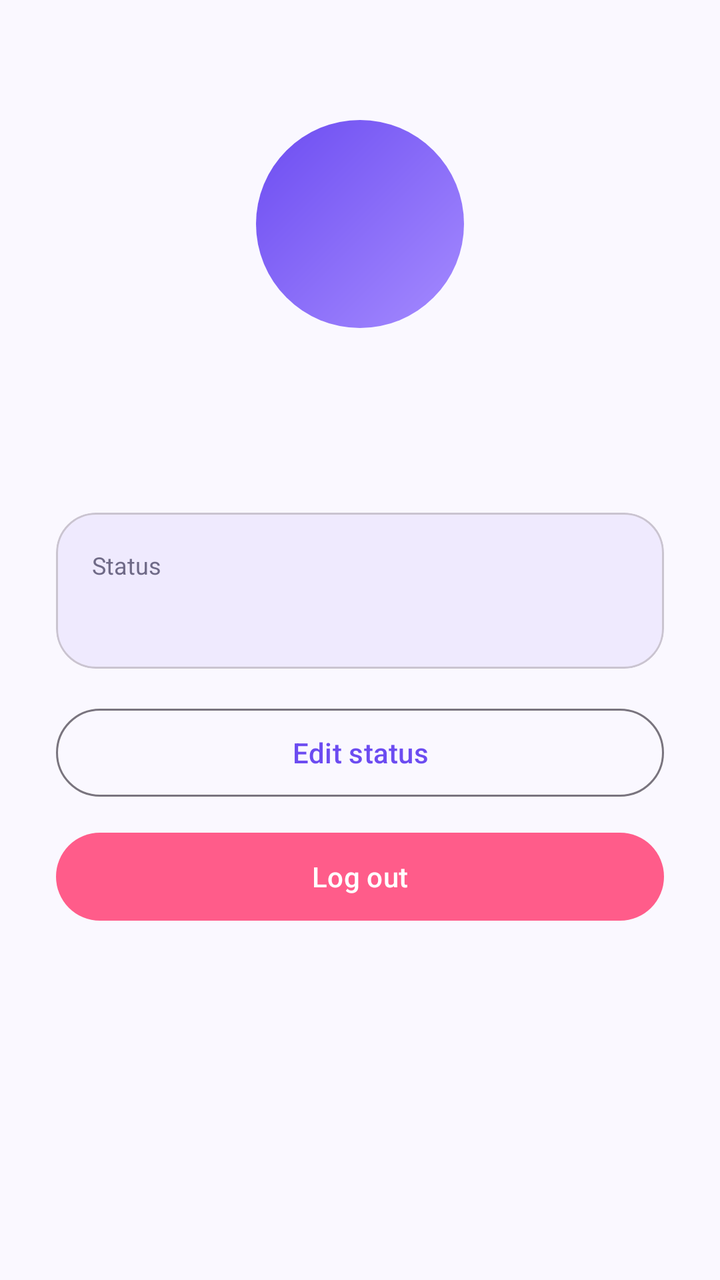
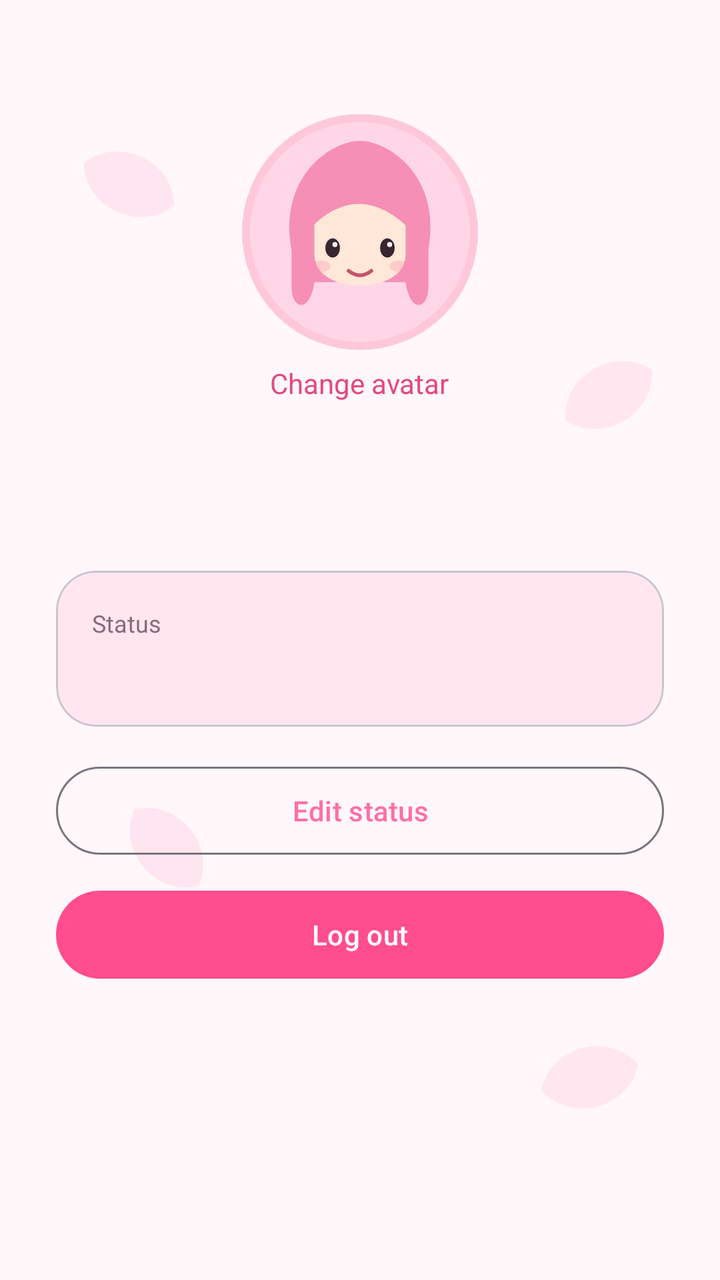

Compare the two renders of this Android layout. The source of the first and the diff that turns it into the second are given below.
<!-- AndroidManifest.xml: application theme Theme.PulseChat -->
<!-- res/layout/fragment_profile.xml -->
<?xml version="1.0" encoding="utf-8"?>
<LinearLayout xmlns:android="http://schemas.android.com/apk/res/android"
    xmlns:app="http://schemas.android.com/apk/res-auto"
    android:layout_width="match_parent" android:layout_height="match_parent"
    android:orientation="vertical" android:gravity="center_horizontal" android:padding="28dp">

    <TextView android:id="@+id/tvAvatar" android:layout_width="104dp" android:layout_height="104dp"
        android:layout_marginTop="32dp" android:background="@drawable/bg_avatar"
        android:gravity="center" android:textColor="@color/white"
        android:textSize="40sp" android:textStyle="bold" />
    <TextView android:id="@+id/tvName" android:layout_width="wrap_content"
        android:layout_height="wrap_content" android:layout_marginTop="16dp"
        android:textColor="@color/text_primary" android:textSize="22sp" android:textStyle="bold" />
    <TextView android:id="@+id/tvEmail" android:layout_width="wrap_content"
        android:layout_height="wrap_content" android:textColor="@color/text_secondary" />

    <com.google.android.material.card.MaterialCardView
        android:layout_width="match_parent" android:layout_height="wrap_content"
        android:layout_marginTop="28dp" app:cardCornerRadius="20dp" app:cardElevation="0dp"
        app:cardBackgroundColor="@color/lavender">
        <LinearLayout android:layout_width="match_parent" android:layout_height="wrap_content"
            android:orientation="vertical" android:padding="18dp">
            <TextView android:layout_width="wrap_content" android:layout_height="wrap_content"
                android:text="Status" android:textColor="@color/text_secondary" android:textSize="12sp" />
            <TextView android:id="@+id/tvStatus" android:layout_width="wrap_content"
                android:layout_height="wrap_content" android:layout_marginTop="4dp"
                android:textColor="@color/text_primary" android:textSize="16sp" />
        </LinearLayout>
    </com.google.android.material.card.MaterialCardView>

    <com.google.android.material.button.MaterialButton android:id="@+id/btnEditStatus"
        style="@style/Widget.Material3.Button.OutlinedButton"
        android:layout_width="match_parent" android:layout_height="52dp"
        android:layout_marginTop="16dp" android:text="Edit status" app:cornerRadius="26dp" />

    <com.google.android.material.button.MaterialButton android:id="@+id/btnLogout"
        android:layout_width="match_parent" android:layout_height="52dp"
        android:layout_marginTop="10dp" android:text="Log out"
        app:backgroundTint="@color/badge" app:cornerRadius="26dp" />
</LinearLayout>
<!-- resources referenced by this layout -->
<resources>
  <color name="badge">#FF5C8A</color>
  <color name="lavender">#EFEAFE</color>
  <color name="text_primary">#1F1B2E</color>
  <color name="text_secondary">#6F6A87</color>
  <!-- drawable bg_avatar (drawable) -->
  <shape xmlns:android="http://schemas.android.com/apk/res/android" android:shape="oval">
      <gradient android:angle="135" android:startColor="#A58BFF" android:endColor="#6C4CF1" />
  </shape>
  <style name="Theme.PulseChat" parent="Theme.Material3.Light.NoActionBar">
          <item name="colorPrimary">@color/violet</item>
          <item name="colorOnPrimary">@color/white</item>
          <item name="colorPrimaryContainer">@color/lavender</item>
          <item name="colorSurface">@color/white</item>
          <item name="android:windowBackground">@color/bg</item>
          <item name="android:statusBarColor">@color/bg</item>
          <item name="android:windowLightStatusBar">true</item>
      </style>
  <color name="violet">#6C4CF1</color>
  <color name="bg">#FAF8FF</color>
  <!-- unchanged entries left out for length: 1 -->
</resources>

<!-- the commit's change to res/layout/fragment_profile.xml (unified diff, before → after) -->
@@ -1,22 +1,27 @@
 <?xml version="1.0" encoding="utf-8"?>
-<LinearLayout xmlns:android="http://schemas.android.com/apk/res/android"
-    xmlns:app="http://schemas.android.com/apk/res-auto"
+<LinearLayout xmlns:android="http://schemas.android.com/apk/res/android" xmlns:app="http://schemas.android.com/apk/res-auto"
     android:layout_width="match_parent" android:layout_height="match_parent"
-    android:orientation="vertical" android:gravity="center_horizontal" android:padding="28dp">
+    android:background="@drawable/bg_petals" android:orientation="vertical"
+    android:gravity="center_horizontal" android:padding="28dp">
 
-    <TextView android:id="@+id/tvAvatar" android:layout_width="104dp" android:layout_height="104dp"
-        android:layout_marginTop="32dp" android:background="@drawable/bg_avatar"
-        android:gravity="center" android:textColor="@color/white"
-        android:textSize="40sp" android:textStyle="bold" />
+    <com.google.android.material.imageview.ShapeableImageView android:id="@+id/ivAvatar"
+        android:layout_width="120dp" android:layout_height="120dp"
+        android:layout_marginTop="28dp" android:padding="3dp" android:scaleType="centerCrop"
+        android:src="@drawable/avatar_0" app:shapeAppearanceOverlay="@style/CircleImage"
+        app:strokeColor="@color/lavender_mid" app:strokeWidth="4dp" />
+    <TextView android:id="@+id/tvChange" android:layout_width="wrap_content"
+        android:layout_height="wrap_content" android:padding="6dp"
+        android:text="Change avatar" android:textColor="@color/violet_dark" />
+
     <TextView android:id="@+id/tvName" android:layout_width="wrap_content"
-        android:layout_height="wrap_content" android:layout_marginTop="16dp"
+        android:layout_height="wrap_content" android:layout_marginTop="6dp"
         android:textColor="@color/text_primary" android:textSize="22sp" android:textStyle="bold" />
     <TextView android:id="@+id/tvEmail" android:layout_width="wrap_content"
         android:layout_height="wrap_content" android:textColor="@color/text_secondary" />
 
     <com.google.android.material.card.MaterialCardView
         android:layout_width="match_parent" android:layout_height="wrap_content"
-        android:layout_marginTop="28dp" app:cardCornerRadius="20dp" app:cardElevation="0dp"
+        android:layout_marginTop="24dp" app:cardCornerRadius="20dp" app:cardElevation="0dp"
         app:cardBackgroundColor="@color/lavender">
         <LinearLayout android:layout_width="match_parent" android:layout_height="wrap_content"
             android:orientation="vertical" android:padding="18dp">
<!-- resource entries referenced after the edit -->
@@ -1,13 +1,47 @@
 <!-- resources referenced by this layout -->
 <resources>
-  <color name="badge">#FF5C8A</color>
-  <color name="lavender">#EFEAFE</color>
-  <color name="text_primary">#1F1B2E</color>
-  <color name="text_secondary">#6F6A87</color>
-  <!-- drawable bg_avatar (drawable) -->
-  <shape xmlns:android="http://schemas.android.com/apk/res/android" android:shape="oval">
-      <gradient android:angle="135" android:startColor="#A58BFF" android:endColor="#6C4CF1" />
-  </shape>
+  <color name="badge">#FF4D8D</color>
+  <color name="lavender">#FFE6EF</color>
+  <color name="lavender_mid">#FFC7DA</color>
+  <color name="text_primary">#3A2430</color>
+  <color name="text_secondary">#8A6B79</color>
+  <color name="violet_dark">#E5487F</color>
+  <!-- drawable avatar_0 (drawable) -->
+  <vector xmlns:android="http://schemas.android.com/apk/res/android"
+      android:width="96dp" android:height="96dp" android:viewportWidth="100" android:viewportHeight="100">
+      <path android:fillColor="#FFD6E6" android:pathData="M50,50m-50,0a50,50 0 1,0 100,0a50,50 0 1,0 -100,0" />
+      <path android:fillColor="#F58FB5" android:pathData="M20,58 C14,25 38,10 50,10 C62,10 86,25 80,58 L80,74 C80,84 72,86 70,72 L30,72 C28,86 20,84 20,74 Z" />
+      <path android:fillColor="#FFE8D8" android:pathData="M30,46 C30,30 70,30 70,46 L70,60 C70,78 30,78 30,60 Z" />
+      <path android:fillColor="#F58FB5" android:pathData="M27,50 C32,24 68,24 73,50 C64,40 52,35 42,39 C36,41 31,45 27,50 Z" />
+      <path android:fillColor="#3A2430" android:pathData="M38,57m-3.2,0a3.2,4.2 0 1,0 6.4,0a3.2,4.2 0 1,0 -6.4,0" />
+      <path android:fillColor="#3A2430" android:pathData="M62,57m-3.2,0a3.2,4.2 0 1,0 6.4,0a3.2,4.2 0 1,0 -6.4,0" />
+      <path android:fillColor="#FFFFFF" android:pathData="M39,55.5m-1.1,0a1.1,1.1 0 1,0 2.2,0a1.1,1.1 0 1,0 -2.2,0" />
+      <path android:fillColor="#FFFFFF" android:pathData="M63,55.5m-1.1,0a1.1,1.1 0 1,0 2.2,0a1.1,1.1 0 1,0 -2.2,0" />
+      <path android:fillColor="#55FF8FB3" android:pathData="M33,65m-4,0a4,2.5 0 1,0 8,0a4,2.5 0 1,0 -8,0" />
+      <path android:fillColor="#55FF8FB3" android:pathData="M67,65m-4,0a4,2.5 0 1,0 8,0a4,2.5 0 1,0 -8,0" />
+      <path android:strokeColor="#C2566F" android:strokeWidth="1.6" android:strokeLineCap="round" android:pathData="M45,67 Q50,71 55,67" />
+  </vector>
+  <!-- drawable bg_petals (drawable) -->
+  <vector xmlns:android="http://schemas.android.com/apk/res/android"
+      android:width="360dp" android:height="640dp"
+      android:viewportWidth="360" android:viewportHeight="640">
+      <group android:rotation="25" android:pivotX="60" android:pivotY="90">
+          <path android:fillColor="#33FF9EC1" android:pathData="M40,90 C50,70 80,70 90,90 C80,110 50,110 40,90z" />
+      </group>
+      <group android:rotation="-30" android:pivotX="300" android:pivotY="200">
+          <path android:fillColor="#40FFB3CF" android:pathData="M280,200 C290,180 320,180 330,200 C320,220 290,220 280,200z" />
+      </group>
+      <group android:rotation="50" android:pivotX="80" android:pivotY="420">
+          <path android:fillColor="#33FF9EC1" android:pathData="M60,420 C70,400 100,400 110,420 C100,440 70,440 60,420z" />
+      </group>
+      <group android:rotation="-15" android:pivotX="290" android:pivotY="540">
+          <path android:fillColor="#40FFB3CF" android:pathData="M270,540 C280,520 310,520 320,540 C310,560 280,560 270,540z" />
+      </group>
+  </vector>
+  <style name="CircleImage">
+          <item name="cornerFamily">rounded</item>
+          <item name="cornerSize">50%</item>
+      </style>
   <style name="Theme.PulseChat" parent="Theme.Material3.Light.NoActionBar">
           <item name="colorPrimary">@color/violet</item>
           <item name="colorOnPrimary">@color/white</item>
@@ -16,9 +50,20 @@
           <item name="android:windowBackground">@color/bg</item>
           <item name="android:statusBarColor">@color/bg</item>
           <item name="android:windowLightStatusBar">true</item>
+          <item name="bottomNavigationStyle">@style/Widget.Sakura.BottomNav</item>
       </style>
-  <color name="violet">#6C4CF1</color>
-  <color name="bg">#FAF8FF</color>
+  <color name="violet">#FF6FA5</color>
+  <color name="bg">#FFF7FA</color>
+  <style name="Widget.Sakura.BottomNav" parent="Widget.Material3.BottomNavigationView">
+          <item name="android:background">@color/white</item>
+          <item name="itemIconTint">@color/nav_item</item>
+          <item name="itemTextColor">@color/nav_item</item>
+          <item name="itemActiveIndicatorStyle">@style/Sakura.NavIndicator</item>
+          <item name="elevation">10dp</item>
+      </style>
+  <style name="Sakura.NavIndicator" parent="Widget.Material3.BottomNavigationView.ActiveIndicator">
+          <item name="android:color">@color/lavender_mid</item>
+      </style>
   <!-- unchanged entries left out for length: 1 -->
 </resources>
 
